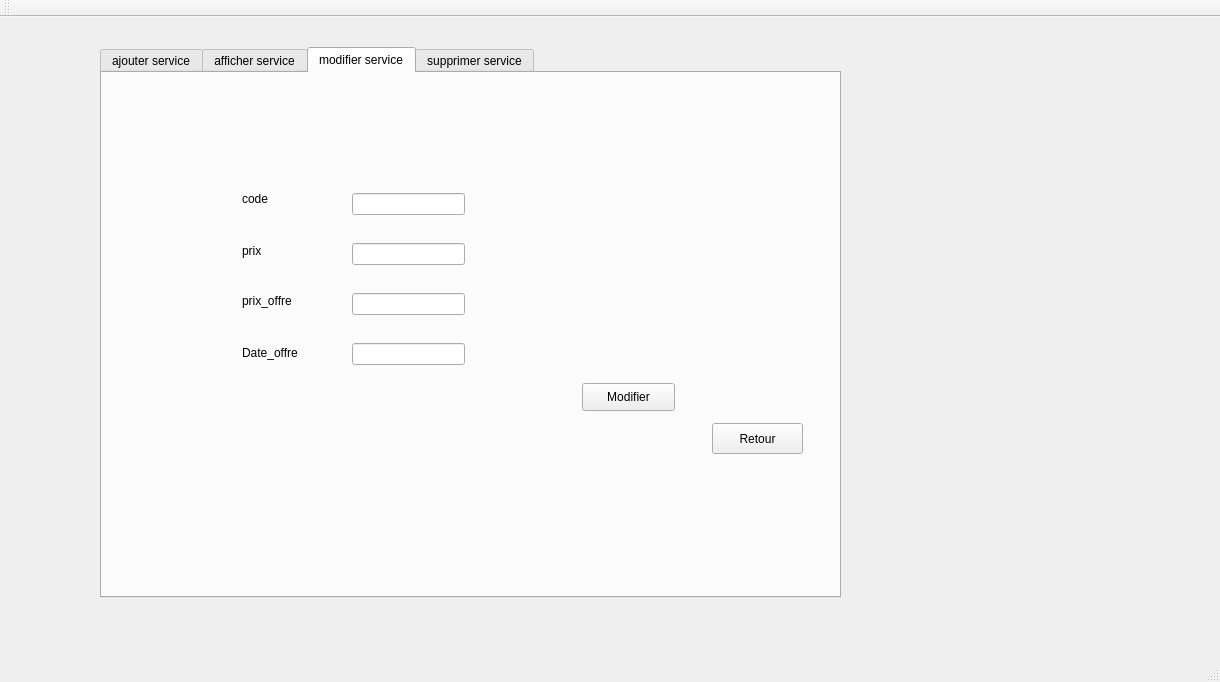
Before: the Qt Designer form mainwindow.ui in choucheniheb/Projet_C-_2A23_Smart-beauty-center, drawn with Qt 5.
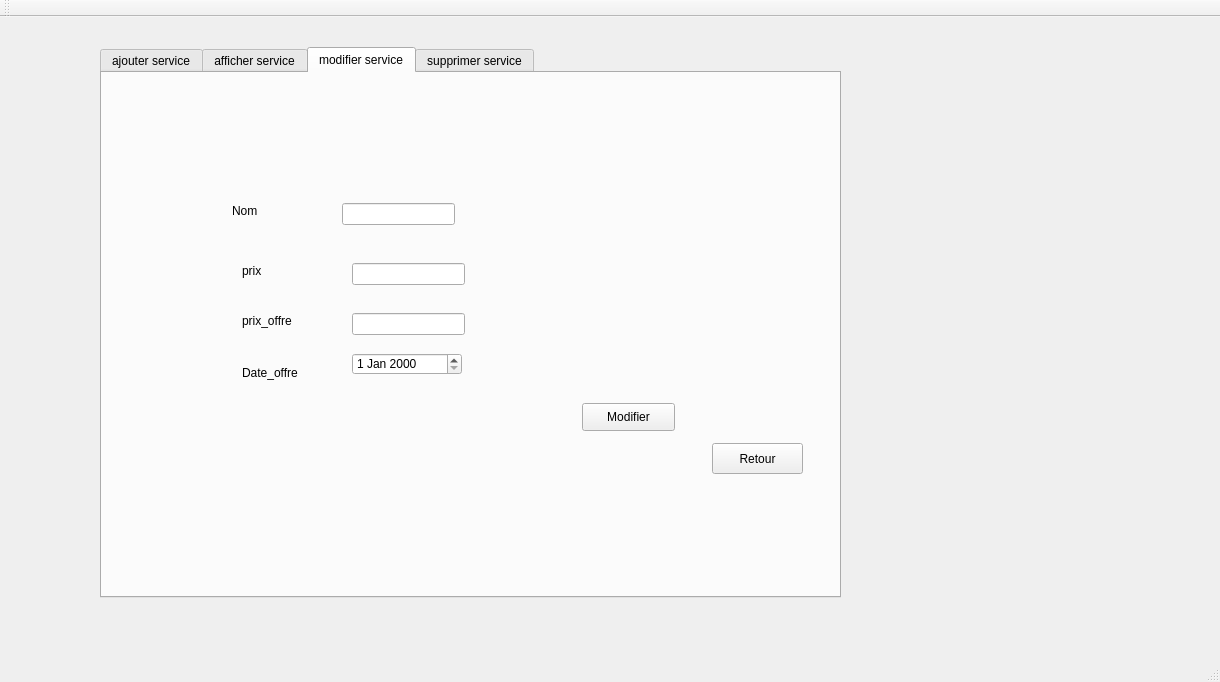
After: the same form once the commit is applied. The open tabs and pages were chosen to show the change.

```diff
--- a/mainwindow.ui
+++ b/mainwindow.ui
@@ -310,7 +310,7 @@
       <property name="geometry">
        <rect>
         <x>10</x>
-        <y>10</y>
+        <y>30</y>
         <width>721</width>
         <height>401</height>
        </rect>
@@ -319,29 +319,6 @@
        <number>0</number>
       </property>
       <widget class="QWidget" name="page_3">
-       <widget class="QLabel" name="lineEdit_code_modifier">
-        <property name="geometry">
-         <rect>
-          <x>130</x>
-          <y>100</y>
-          <width>56</width>
-          <height>31</height>
-         </rect>
-        </property>
-        <property name="text">
-         <string>code</string>
-        </property>
-       </widget>
-       <widget class="QLineEdit" name="lineEdit_2">
-        <property name="geometry">
-         <rect>
-          <x>240</x>
-          <y>110</y>
-          <width>113</width>
-          <height>22</height>
-         </rect>
-        </property>
-       </widget>
        <widget class="QPushButton" name="pushButton_7">
         <property name="geometry">
          <rect>
@@ -427,24 +404,12 @@
          <string>Date_offre</string>
         </property>
        </widget>
-       <widget class="QLineEdit" name="lineEdit_7">
+       <widget class="QDateEdit" name="date_offre_modifier">
         <property name="geometry">
          <rect>
           <x>240</x>
-          <y>260</y>
-          <width>113</width>
-          <height>22</height>
-         </rect>
-        </property>
-       </widget>
-      </widget>
-      <widget class="QWidget" name="page_4">
-       <widget class="QLineEdit" name="lineEdit_15">
-        <property name="geometry">
-         <rect>
-          <x>320</x>
-          <y>120</y>
-          <width>113</width>
+          <y>250</y>
+          <width>110</width>
           <height>22</height>
          </rect>
         </property>
@@ -452,8 +417,8 @@
        <widget class="QLabel" name="label_20">
         <property name="geometry">
          <rect>
-          <x>160</x>
-          <y>120</y>
+          <x>120</x>
+          <y>100</y>
           <width>56</width>
           <height>16</height>
          </rect>
@@ -462,6 +427,18 @@
          <string>Nom</string>
         </property>
        </widget>
+       <widget class="QLineEdit" name="lineEdit_nom">
+        <property name="geometry">
+         <rect>
+          <x>230</x>
+          <y>100</y>
+          <width>113</width>
+          <height>22</height>
+         </rect>
+        </property>
+       </widget>
+      </widget>
+      <widget class="QWidget" name="page_4">
        <widget class="QPushButton" name="pushButton_2">
         <property name="geometry">
          <rect>
@@ -488,13 +465,13 @@
          <string>Modifier</string>
         </property>
        </widget>
-       <widget class="QLabel" name="label_19">
+       <widget class="QLabel" name="lineEdit_code_modifier">
         <property name="geometry">
          <rect>
-          <x>160</x>
-          <y>170</y>
+          <x>230</x>
+          <y>110</y>
           <width>56</width>
-          <height>16</height>
+          <height>31</height>
          </rect>
         </property>
         <property name="text">
```
Left out of the diff: 33 changed lines with no effect on the pictures.
